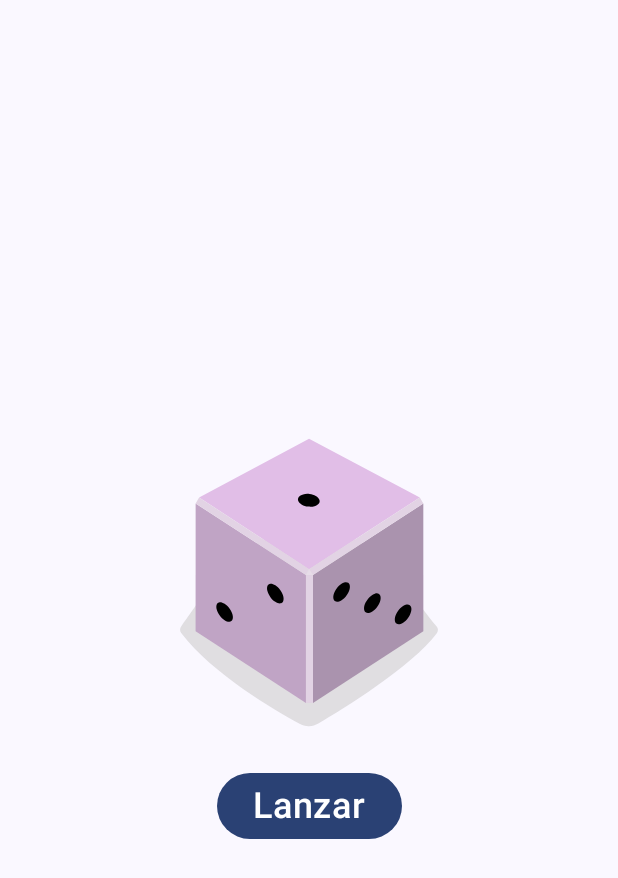
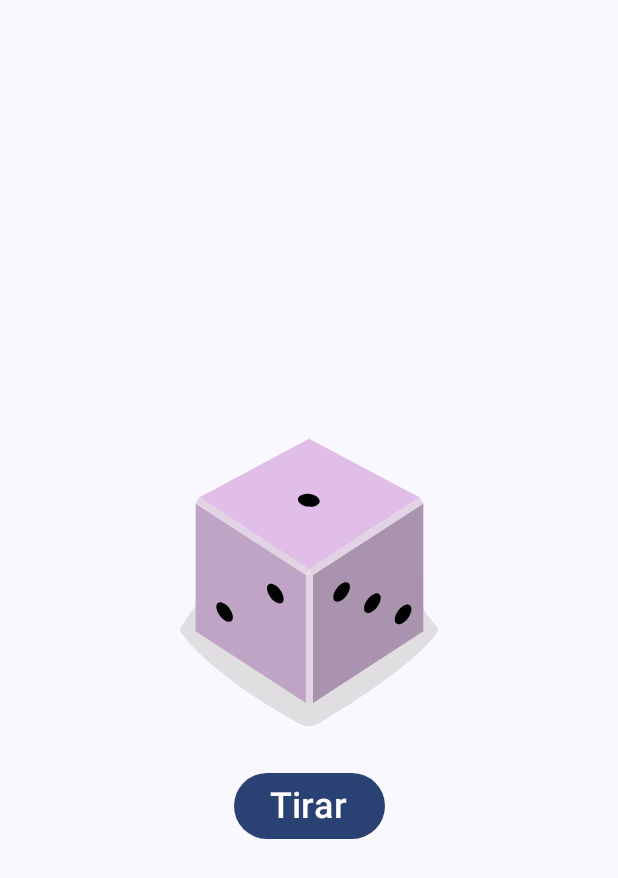
Before and after one commit to Alejandro-Omegas/DiceRoller, an Android app built with Jetpack Compose: the screen it shows after launch (MainActivity), on a phone screen of 412 x 824 dp. Shown: the top 878 px of the screen. Run offline under Robolectric (Android 15) with nearby library versions, the phone set to English and light mode, and no system bars.

Commit message:
traducido a Tirar

```diff
--- a/app/src/main/res/values/strings.xml
+++ b/app/src/main/res/values/strings.xml
@@ -1,4 +1,4 @@
 <resources>
     <string name="app_name">DiceRoller</string>
-    <string name="roll">Lanzar</string>
+    <string name="roll">Tirar</string>
 </resources>
```
